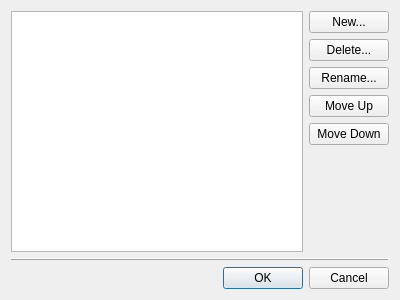
Old version of the form lc_lib/qt/lc_qmodellistdialog.ui in the repository trevorsandy/lpub3d-ci.
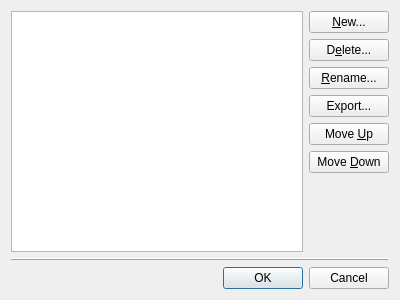
New version of the form.

Patch:
```diff
--- a/lc_lib/qt/lc_qmodellistdialog.ui
+++ b/lc_lib/qt/lc_qmodellistdialog.ui
@@ -24,35 +24,42 @@
        <item>
         <widget class="QPushButton" name="NewModel">
          <property name="text">
-          <string>New...</string>
+          <string>&amp;New...</string>
          </property>
         </widget>
        </item>
        <item>
         <widget class="QPushButton" name="DeleteModel">
          <property name="text">
-          <string>Delete...</string>
+          <string>D&amp;elete...</string>
          </property>
         </widget>
        </item>
        <item>
         <widget class="QPushButton" name="RenameModel">
          <property name="text">
-          <string>Rename...</string>
+          <string>&amp;Rename...</string>
+         </property>
+        </widget>
+       </item>
+       <item>
+        <widget class="QPushButton" name="ExportModel">
+         <property name="text">
+          <string>Export...</string>
          </property>
         </widget>
        </item>
        <item>
         <widget class="QPushButton" name="MoveUp">
          <property name="text">
-          <string>Move Up</string>
+          <string>Move &amp;Up</string>
          </property>
         </widget>
        </item>
        <item>
         <widget class="QPushButton" name="MoveDown">
          <property name="text">
-          <string>Move Down</string>
+          <string>Move &amp;Down</string>
          </property>
         </widget>
        </item>
```
Left out of the diff: 4 changed lines with no effect on the pictures.
